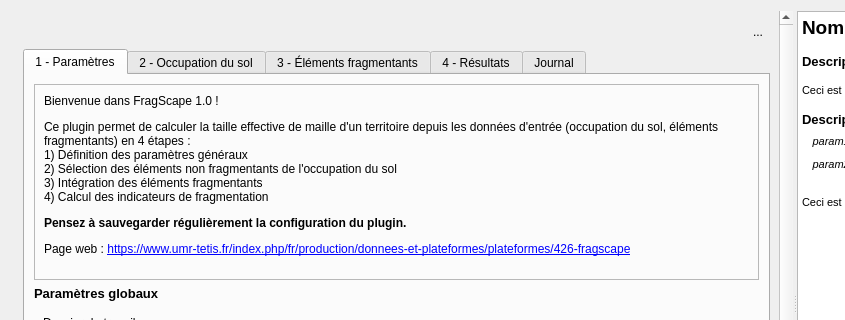
Before: the Qt Designer form Meff_dialog_base.ui in MathieuChailloux/FragScape, drawn with Qt 5; both pictures show x 0 to 845 and y 0 to 320 of the 1017 by 682 pixel window.
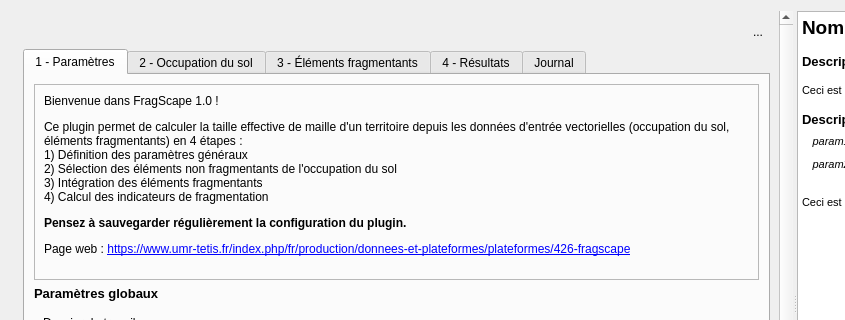
After: the same form once the commit is applied. Icons and pictures are not drawn. Custom widgets are drawn as their Qt base class.

```diff
--- a/Meff_dialog_base.ui
+++ b/Meff_dialog_base.ui
@@ -263,7 +263,7 @@
                   <item row="0" column="0">
                    <widget class="QLabel" name="label_11">
                     <property name="text">
-                     <string>&lt;html&gt;&lt;head/&gt;&lt;body&gt;&lt;p&gt;Bienvenue dans FragScape 1.0 !&lt;/p&gt;&lt;p&gt;Ce plugin permet de calculer la taille effective de maille d'un territoire depuis les données d'entrée (occupation du sol, éléments fragmentants) en 4 étapes :&lt;br/&gt;  1) Définition des paramètres généraux&lt;br/&gt;2) Sélection des éléments non fragmentants de l'occupation du sol&lt;br/&gt;3) Intégration des éléments fragmentants&lt;br/&gt;4) Calcul des indicateurs de fragmentation&lt;/p&gt;&lt;p&gt;&lt;span style=&quot; font-weight:600;&quot;&gt;Pensez à sauvegarder régulièrement la configuration du plugin.&lt;/span&gt;&lt;/p&gt;&lt;p&gt;Page web : &lt;a href=&quot;https://www.umr-tetis.fr/index.php/fr/production/donnees-et-plateformes/plateformes/426-fragscape&quot;&gt;&lt;span style=&quot; text-decoration: underline; color:#0000ff;&quot;&gt;https://www.umr-tetis.fr/index.php/fr/production/donnees-et-plateformes/plateformes/426-fragscape&lt;/span&gt;&lt;/a&gt;&lt;br/&gt;&lt;/p&gt;&lt;/body&gt;&lt;/html&gt;</string>
+                     <string>&lt;html&gt;&lt;head/&gt;&lt;body&gt;&lt;p&gt;Bienvenue dans FragScape 1.0 !&lt;/p&gt;&lt;p&gt;Ce plugin permet de calculer la taille effective de maille d'un territoire depuis les données d'entrée vectorielles (occupation du sol, éléments fragmentants) en 4 étapes :&lt;br/&gt;1) Définition des paramètres généraux&lt;br/&gt;2) Sélection des éléments non fragmentants de l'occupation du sol&lt;br/&gt;3) Intégration des éléments fragmentants&lt;br/&gt;4) Calcul des indicateurs de fragmentation&lt;/p&gt;&lt;p&gt;&lt;span style=&quot; font-weight:600;&quot;&gt;Pensez à sauvegarder régulièrement la configuration du plugin.&lt;/span&gt;&lt;/p&gt;&lt;p&gt;Page web : &lt;a href=&quot;https://www.umr-tetis.fr/index.php/fr/production/donnees-et-plateformes/plateformes/426-fragscape&quot;&gt;&lt;span style=&quot; text-decoration: underline; color:#0000ff;&quot;&gt;https://www.umr-tetis.fr/index.php/fr/production/donnees-et-plateformes/plateformes/426-fragscape&lt;/span&gt;&lt;/a&gt;&lt;br/&gt;&lt;/p&gt;&lt;/body&gt;&lt;/html&gt;</string>
                     </property>
                     <property name="wordWrap">
                      <bool>true</bool>
```
